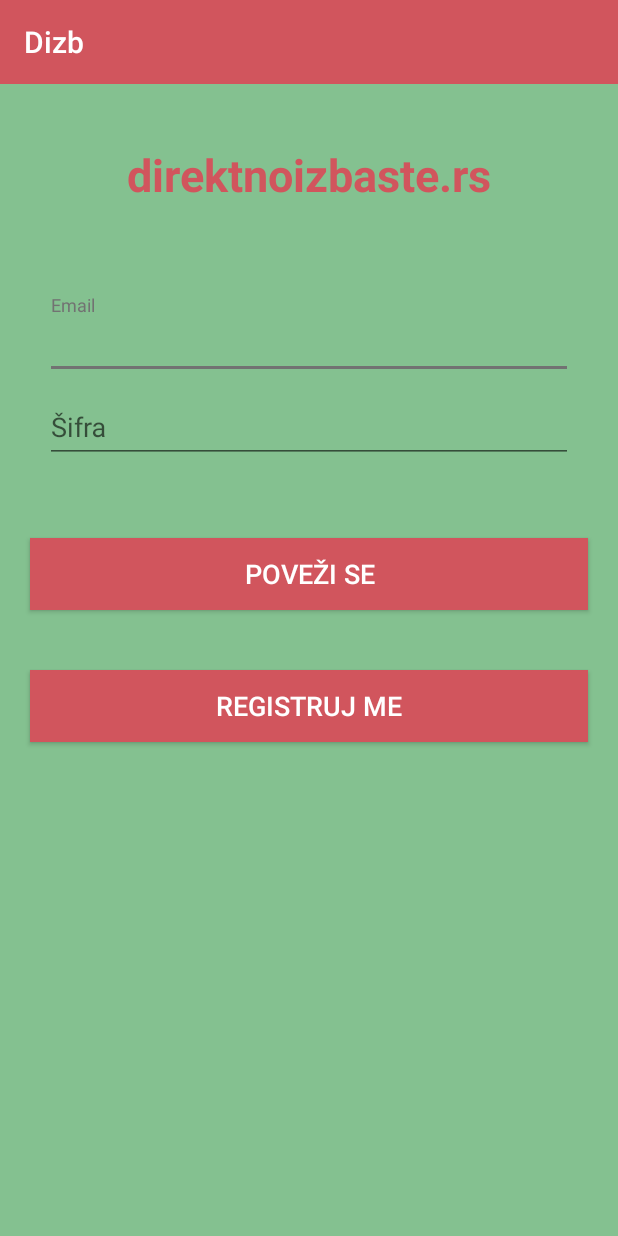
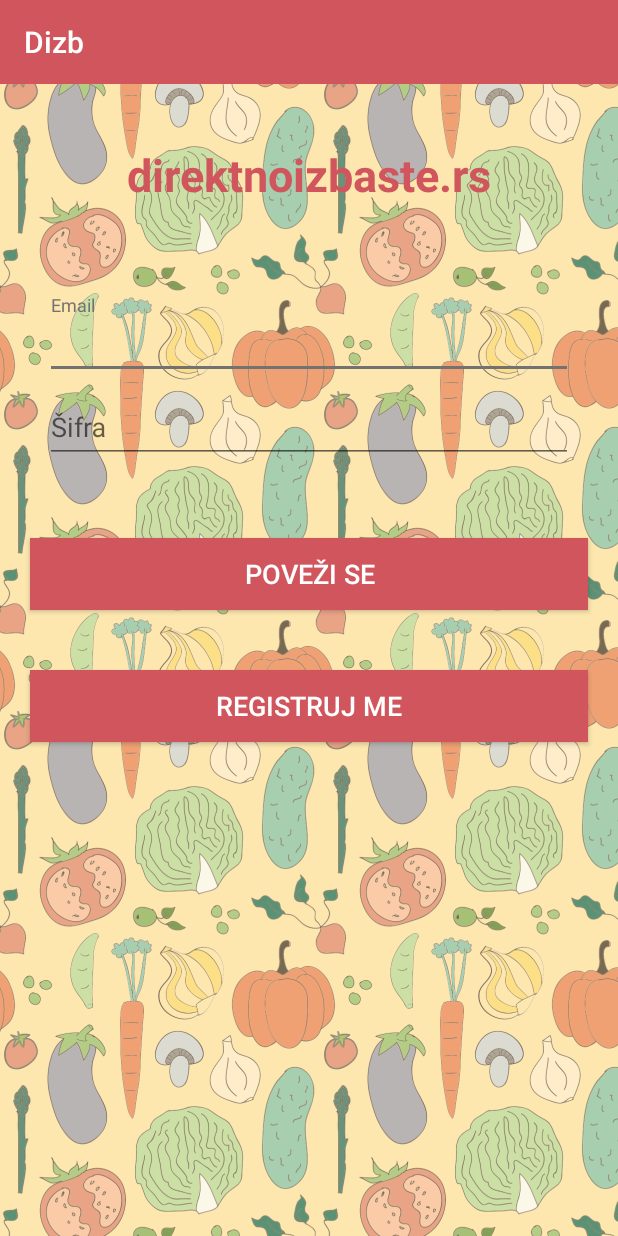
Before and after one commit to nemanjamil/Dizb, an Android app: the screen it shows after launch (LoginActivity), on a phone screen of 412 x 824 dp. Run offline under Robolectric (Android 15) with nearby library versions, the phone set to English and light mode, and no system bars; our stand-ins replace Volley.

Commit message:
Messing with backgrounds...

```diff
--- /dev/null
+++ b/app/src/main/res/drawable/bg_pattern_repeat.xml
@@ -0,0 +1,5 @@
+<?xml version="1.0" encoding="utf-8"?>
+<bitmap xmlns:android="http://schemas.android.com/apk/res/android"
+    android:src="@mipmap/pattern2"
+    android:tileMode="repeat"
+    android:dither="true" />
--- a/app/src/main/res/layout/activity_login.xml
+++ b/app/src/main/res/layout/activity_login.xml
@@ -4,7 +4,7 @@
     android:layout_width="match_parent"
     android:layout_height="match_parent"
     android:orientation="vertical"
-    android:background="#84c190">
+    android:background="@drawable/bg_pattern_repeat">
 
     <include layout="@layout/toolbar" />
 
--- a/app/src/main/res/layout/activity_register.xml
+++ b/app/src/main/res/layout/activity_register.xml
@@ -4,7 +4,7 @@
     android:layout_width="match_parent"
     android:layout_height="match_parent"
     android:orientation="vertical"
-    android:background="@mipmap/veg_pile_vertical">
+    android:background="@drawable/bg_pattern_repeat">
 
     <include layout="@layout/toolbar" />
 
--- a/app/src/main/res/layout/activity_sensor_list.xml
+++ b/app/src/main/res/layout/activity_sensor_list.xml
@@ -4,7 +4,7 @@
     android:layout_width="match_parent"
     android:layout_height="match_parent"
     android:orientation="vertical"
-    android:background="#84c190">
+    android:background="@drawable/bg_pattern_repeat">
 
     <include layout="@layout/toolbar" />
 
--- a/app/src/main/res/layout/fragment_main.xml
+++ b/app/src/main/res/layout/fragment_main.xml
@@ -5,7 +5,7 @@
     android:paddingTop="@dimen/activity_vertical_margin"
     android:paddingBottom="@dimen/activity_vertical_margin"
     tools:context=".MainActivity$PlaceholderFragment"
-    android:background="@mipmap/veg_pile_vertical">
+    android:background="@drawable/bg_pattern_repeat">
 
     <LinearLayout
         android:orientation="vertical"
```
Also changed, not shown: app/src/main/res/mipmap-hdpi/pattern1.png (added), app/src/main/res/mipmap-hdpi/pattern2.png (added).
